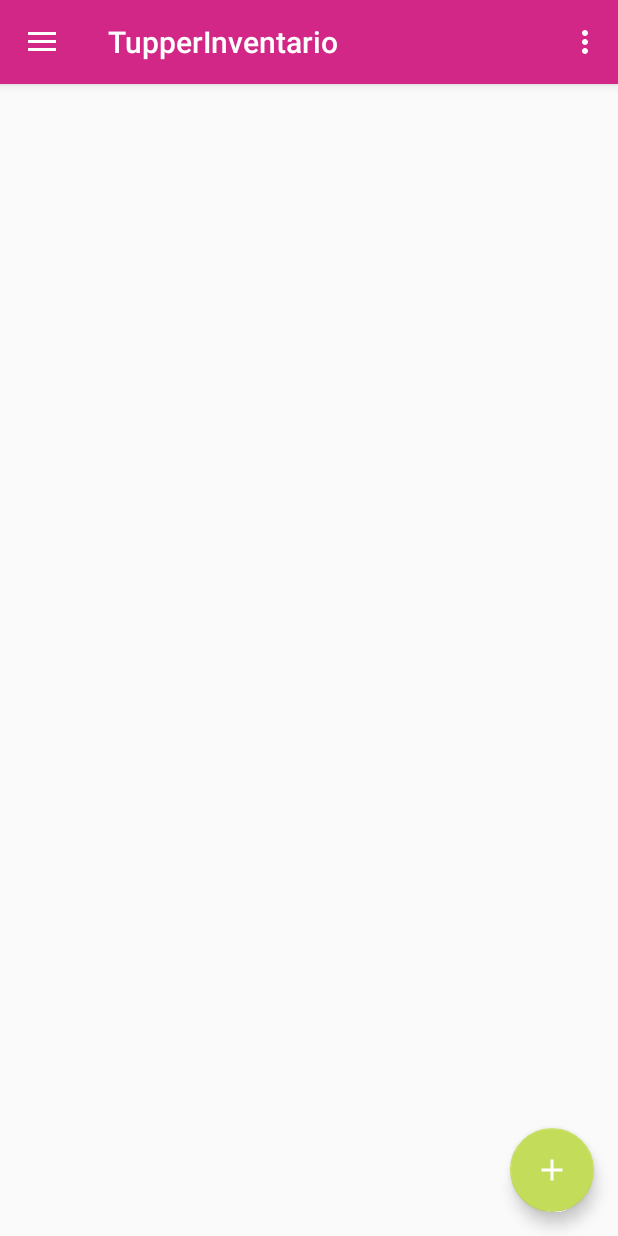
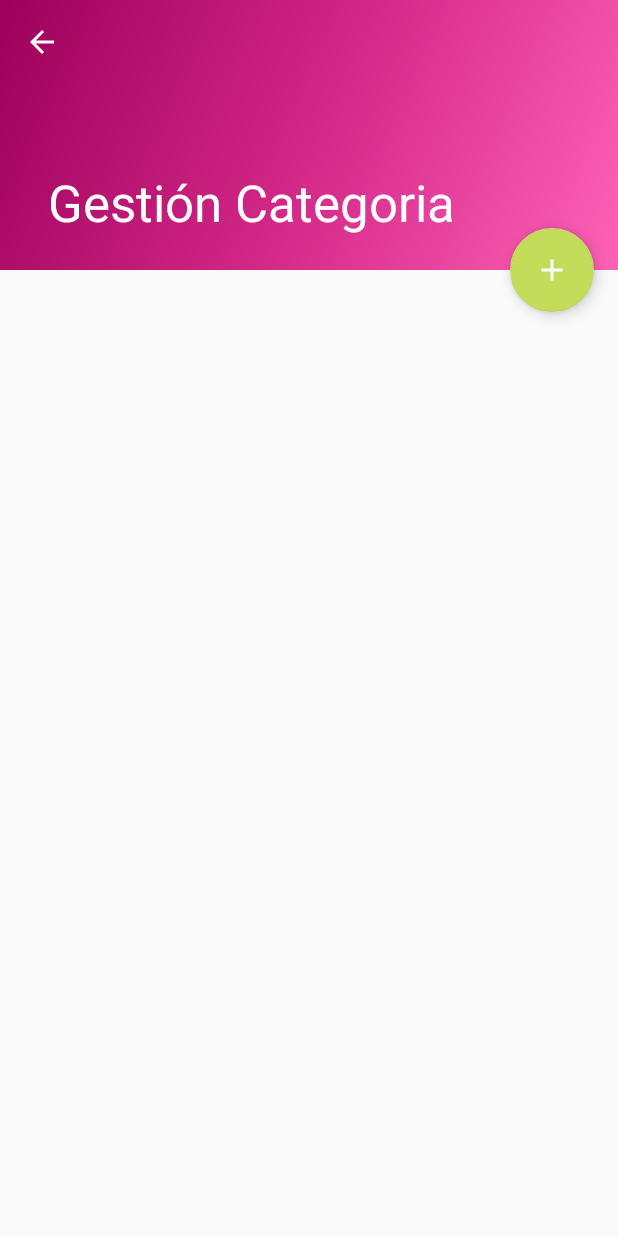
Before and after one commit to MacoChave/TupperInventario, an Android app: the screen it shows after launch (MainActivity before the commit, CategoriaActivity after it), in the side drawer, after a tap on "Categoria", on a phone screen of 412 x 824 dp. Run offline under Robolectric (Android 15) with nearby library versions, the phone set to English and light mode, and no system bars.

Commit message:
Gestion categoria implementado. Gestion Familia mejorado, falta eliminacion

```diff
--- a/app/src/main/java/com/macochave/tupperinventario/MainActivity.java
+++ b/app/src/main/java/com/macochave/tupperinventario/MainActivity.java
@@ -3,9 +3,8 @@ package com.macochave.tupperinventario;
 import android.content.Intent;
 import android.os.Bundle;
 import android.support.design.widget.FloatingActionButton;
+import android.support.design.widget.NavigationView;
 import android.support.v4.app.FragmentTransaction;
-import android.view.View;
-import android.support.design.widget.NavigationView;
 import android.support.v4.view.GravityCompat;
 import android.support.v4.widget.DrawerLayout;
 import android.support.v7.app.ActionBarDrawerToggle;
@@ -13,9 +12,9 @@ import android.support.v7.app.AppCompatActivity;
 import android.support.v7.widget.Toolbar;
 import android.view.Menu;
 import android.view.MenuItem;
+import android.view.View;
 import android.widget.Toast;
 
-import com.macochave.tupperinventario.datos.Contrato;
 import com.macochave.tupperinventario.datos.tad.TADCategoria;
 import com.macochave.tupperinventario.datos.tad.TADColor;
 import com.macochave.tupperinventario.datos.tad.TADFamilia;
@@ -24,11 +23,10 @@ import com.macochave.tupperinventario.dialog.CategoriaDialog;
 import com.macochave.tupperinventario.dialog.ColorDialog;
 import com.macochave.tupperinventario.dialog.FamiliaDialog;
 import com.macochave.tupperinventario.dialog.NuevoRegistro;
+import com.macochave.tupperinventario.gestion.CategoriaActivity;
 import com.macochave.tupperinventario.gestion.FamiliaActivity;
 
-public class MainActivity extends AppCompatActivity implements NavigationView.OnNavigationItemSelectedListener,
-        FamiliaDialog.FamiliaDialogListener, CategoriaDialog.CategoriaDialogListener,
-        ColorDialog.ColorDialogListener, NuevoRegistro.NuevoRegistroListener {
+public class MainActivity extends AppCompatActivity implements NavigationView.OnNavigationItemSelectedListener {
 
     @Override
     protected void onCreate(Bundle savedInstanceState) {
@@ -91,7 +89,7 @@ public class MainActivity extends AppCompatActivity implements NavigationView.On
                 Toast.makeText(this, "Ayuda en construcción :D", Toast.LENGTH_SHORT).show();
                 break;
             case R.id.action_acerca:
-                Toast.makeText(this,"TupperInventario - " + BuildConfig.VERSION_NAME, Toast.LENGTH_SHORT).show();
+                Toast.makeText(this, "TupperInventario - " + BuildConfig.VERSION_NAME, Toast.LENGTH_SHORT).show();
                 break;
             default:
                 break;
@@ -103,14 +101,17 @@ public class MainActivity extends AppCompatActivity implements NavigationView.On
     @SuppressWarnings("StatementWithEmptyBody")
     @Override
     public boolean onNavigationItemSelected(MenuItem item) {
+        Intent intent;
         switch (item.getItemId()) {
             case R.id.nav_reporte:
                 break;
             case R.id.nav_familia:
-                Intent intent = new Intent(MainActivity.this, FamiliaActivity.class);
+                intent = new Intent(MainActivity.this, FamiliaActivity.class);
                 startActivity(intent);
                 break;
             case R.id.nav_categoria:
+                intent = new Intent(MainActivity.this, CategoriaActivity.class);
+                startActivity(intent);
                 break;
             case R.id.nav_producto:
                 break;
@@ -125,23 +126,4 @@ public class MainActivity extends AppCompatActivity implements NavigationView.On
         return true;
     }
 
-    @Override
-    public void possitiveColor(TADColor color) {
-
-    }
-
-    @Override
-    public void possitiveFamilia(TADFamilia familia) {
-
-    }
-
-    @Override
-    public void possitiveCategoria(TADCategoria categoria) {
-
-    }
-
-    @Override
-    public void possitiveNuevoRegistro(TADReporte reporte) {
-
-    }
 }
--- a/app/src/main/java/com/macochave/tupperinventario/adaptador/AdaptadorCategoria.java
+++ b/app/src/main/java/com/macochave/tupperinventario/adaptador/AdaptadorCategoria.java
@@ -1,8 +1,75 @@
 package com.macochave.tupperinventario.adaptador;
+
+import android.support.v7.widget.RecyclerView;
+import android.text.Layout;
+import android.view.LayoutInflater;
+import android.view.View;
+import android.view.ViewGroup;
+import android.widget.TextView;
+
+import com.macochave.tupperinventario.R;
+import com.macochave.tupperinventario.datos.tad.TADCategoria;
+
+import java.util.ArrayList;
+
 
 /**
  * Created by marco on 10/01/18.
  */
 
-public class AdaptadorCategoria {
+public class AdaptadorCategoria extends RecyclerView.Adapter<AdaptadorCategoria.CategoriaViewHolder>
+    implements View.OnClickListener {
+
+    private ArrayList<TADCategoria> categorias;
+
+    private View.OnClickListener listener;
+
+    public AdaptadorCategoria(ArrayList<TADCategoria> categorias) {
+        this.categorias = categorias;
+    }
+
+    public CategoriaViewHolder onCreateViewHolder(ViewGroup parent, int viewType) {
+        View view = LayoutInflater.from(parent.getContext())
+                .inflate(R.layout.item_familia, parent, false);
+
+        view.setOnClickListener(this);
+
+        return new CategoriaViewHolder(view);
+    }
+
+    @Override
+    public void onBindViewHolder(CategoriaViewHolder holder, int position) {
+        TADCategoria categoria = categorias.get(position);
+        holder.bindCategoria(categoria);
+    }
+
+    @Override
+    public int getItemCount() {
+        return categorias.size();
+    }
+
+    public void setOnClickListener(View.OnClickListener listener) {
+        this.listener = listener;
+    }
+
+    @Override
+    public void onClick(View view) {
+        if (listener != null)
+            listener.onClick(view);
+    }
+
+    static class CategoriaViewHolder extends RecyclerView.ViewHolder {
+
+        private TextView item;
+
+        CategoriaViewHolder(View itemView) {
+            super(itemView);
+
+            item = itemView.findViewById(R.id.txt_lista_familia);
+        }
+
+        void bindCategoria(TADCategoria categoria) {
+            item.setText(categoria.getCategoria());
+        }
+    }
 }
--- a/app/src/main/java/com/macochave/tupperinventario/gestion/CategoriaActivity.java
+++ b/app/src/main/java/com/macochave/tupperinventario/gestion/CategoriaActivity.java
@@ -1,30 +1,96 @@
 package com.macochave.tupperinventario.gestion;
 
 import android.os.Bundle;
+import android.support.design.widget.CollapsingToolbarLayout;
 import android.support.design.widget.FloatingActionButton;
 import android.support.design.widget.Snackbar;
 import android.support.v7.app.AppCompatActivity;
+import android.support.v7.widget.DefaultItemAnimator;
+import android.support.v7.widget.DividerItemDecoration;
+import android.support.v7.widget.LinearLayoutManager;
+import android.support.v7.widget.RecyclerView;
 import android.support.v7.widget.Toolbar;
 import android.view.View;
+
 import com.macochave.tupperinventario.R;
+import com.macochave.tupperinventario.adaptador.AdaptadorCategoria;
+import com.macochave.tupperinventario.datos.dao.DAOCategoria;
+import com.macochave.tupperinventario.datos.tad.TADCategoria;
+import com.macochave.tupperinventario.dialog.CategoriaDialog;
 
-public class CategoriaActivity extends AppCompatActivity {
+import java.util.ArrayList;
+
+public class CategoriaActivity extends AppCompatActivity
+    implements CategoriaDialog.CategoriaDialogListener{
+
+    private RecyclerView listView;
+    private ArrayList<TADCategoria> categorias;
+    private DAOCategoria daoCategoria;
+    private AdaptadorCategoria adaptadorCategoria;
+    private TADCategoria categoria;
 
     @Override
     protected void onCreate(Bundle savedInstanceState) {
         super.onCreate(savedInstanceState);
         setContentView(R.layout.activity_categoria);
-        Toolbar toolbar = (Toolbar) findViewById(R.id.toolbar);
+        Toolbar toolbar = findViewById(R.id.toolbar_categoria);
         setSupportActionBar(toolbar);
 
-        FloatingActionButton fab = (FloatingActionButton) findViewById(R.id.fab);
+        CollapsingToolbarLayout toolbarLayout = findViewById(R.id.toolbar_layout_categoria);
+        toolbarLayout.setTitle("Gestión Categoria");
+
+        FloatingActionButton fab = findViewById(R.id.fab_categoria);
         fab.setOnClickListener(new View.OnClickListener() {
             @Override
             public void onClick(View view) {
-                Snackbar.make(view, "Replace with your own action", Snackbar.LENGTH_LONG)
-                        .setAction("Action", null).show();
+                categoria = new TADCategoria();
+                nuevaCategoria();
             }
         });
         getSupportActionBar().setDisplayHomeAsUpEnabled(true);
+
+        listView = findViewById(R.id.lst_categoria);
+        listView.setLayoutManager(new LinearLayoutManager(this, LinearLayoutManager.VERTICAL, false));
+        listView.addItemDecoration(
+                new DividerItemDecoration(this, DividerItemDecoration.VERTICAL)
+        );
+        listView.setItemAnimator(new DefaultItemAnimator());
+
+        daoCategoria = new DAOCategoria(getApplicationContext());
+
+        llenarLista();
+    }
+
+    private void llenarLista() {
+        categorias = daoCategoria.seleccionarTodo();
+        adaptadorCategoria = new AdaptadorCategoria(categorias);
+        listView.setAdapter(adaptadorCategoria);
+
+        adaptadorCategoria.setOnClickListener(new View.OnClickListener() {
+            @Override
+            public void onClick(View view) {
+                categoria = categorias.get(listView.getChildAdapterPosition(view));
+                nuevaCategoria();
+            }
+        });
+
+    }
+
+    private void vaciarLista() {
+        categorias.clear();
+        adaptadorCategoria = null;
+        listView.setAdapter(null);
+    }
+
+    private void nuevaCategoria() {
+        CategoriaDialog categoriaDialog = new CategoriaDialog();
+        categoriaDialog.show(getSupportFragmentManager(), "Categoria");
+        categoriaDialog.setCategoria(categoria);
+    }
+
+    @Override
+    public void possitiveCategoria(TADCategoria categoria) {
+        vaciarLista();
+        llenarLista();
     }
 }
--- a/app/src/main/res/layout/activity_categoria.xml
+++ b/app/src/main/res/layout/activity_categoria.xml
@@ -1,6 +1,5 @@
 <?xml version="1.0" encoding="utf-8"?>
-<android.support.design.widget.CoordinatorLayout
-    xmlns:android="http://schemas.android.com/apk/res/android"
+<android.support.design.widget.CoordinatorLayout xmlns:android="http://schemas.android.com/apk/res/android"
     xmlns:app="http://schemas.android.com/apk/res-auto"
     xmlns:tools="http://schemas.android.com/tools"
     android:layout_width="match_parent"
@@ -10,39 +9,50 @@
 
     <android.support.design.widget.AppBarLayout
         android:id="@+id/app_bar"
+        android:layout_width="match_parent"
+        android:layout_height="@dimen/app_bar_height"
         android:fitsSystemWindows="true"
-        android:layout_height="@dimen/app_bar_height"
-        android:layout_width="match_parent"
         android:theme="@style/AppTheme.AppBarOverlay">
 
         <android.support.design.widget.CollapsingToolbarLayout
-            android:id="@+id/toolbar_layout"
-            android:fitsSystemWindows="true"
+            android:id="@+id/toolbar_layout_categoria"
             android:layout_width="match_parent"
             android:layout_height="match_parent"
-            app:toolbarId="@+id/toolbar"
+            android:fitsSystemWindows="true"
+            app:contentScrim="?attr/colorPrimary"
             app:layout_scrollFlags="scroll|exitUntilCollapsed"
-            app:contentScrim="?attr/colorPrimary">
+            app:toolbarId="@+id/toolbar">
+
+            <ImageView
+                android:layout_width="match_parent"
+                android:layout_height="match_parent"
+                android:scaleType="center"
+                android:src="@drawable/side_nav_bar"
+                app:layout_collapseMode="parallax" />
 
             <android.support.v7.widget.Toolbar
-                android:id="@+id/toolbar"
+                android:id="@+id/toolbar_categoria"
+                android:layout_width="match_parent"
                 android:layout_height="?attr/actionBarSize"
-                android:layout_width="match_parent"
                 app:layout_collapseMode="pin"
                 app:popupTheme="@style/AppTheme.PopupOverlay" />
 
         </android.support.design.widget.CollapsingToolbarLayout>
     </android.support.design.widget.AppBarLayout>
 
-    <include layout="@layout/content_categoria" />
+    <android.support.v7.widget.RecyclerView
+        android:id="@+id/lst_categoria"
+        android:layout_width="match_parent"
+        android:layout_height="match_parent"
+        app:layout_behavior="@string/appbar_scrolling_view_behavior" />
 
     <android.support.design.widget.FloatingActionButton
-        android:id="@+id/fab"
+        android:id="@+id/fab_categoria"
         android:layout_width="wrap_content"
         android:layout_height="wrap_content"
         android:layout_margin="@dimen/fab_margin"
         app:layout_anchor="@id/app_bar"
         app:layout_anchorGravity="bottom|end"
-        app:srcCompat="@android:drawable/ic_dialog_email" />
+        app:srcCompat="@drawable/ic_add_white" />
 
 </android.support.design.widget.CoordinatorLayout>
```
Also changed, not shown: app/src/main/java/com/macochave/tupperinventario/adaptador/AdaptadorFamilia.java (+17 -17 lines), app/src/main/java/com/macochave/tupperinventario/gestion/FamiliaActivity.java (+2 -12 lines), app/src/main/res/layout/activity_familia.xml (+5 -7 lines), app/src/main/res/layout/item_categoria.xml (+10 -2 lines), app/src/main/res/layout/item_familia.xml (+3 -4 lines).
